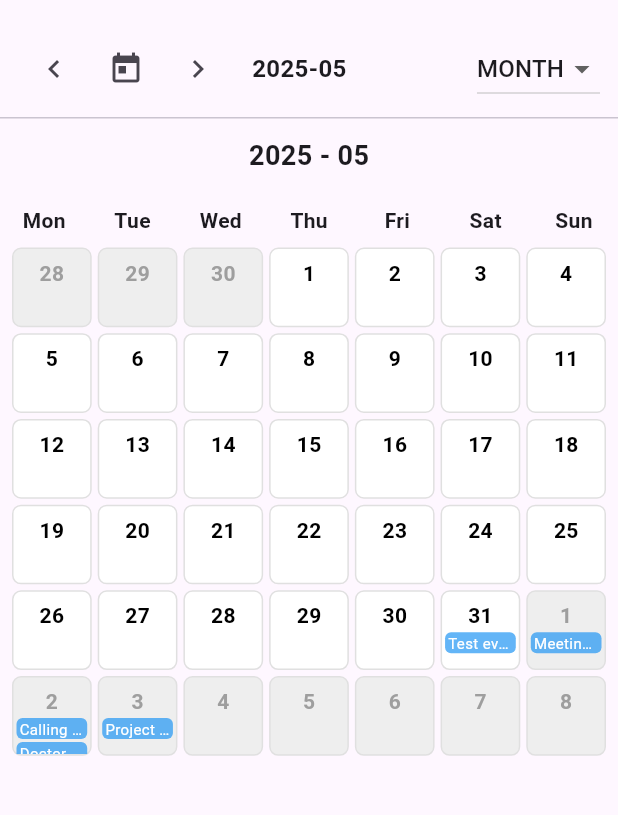
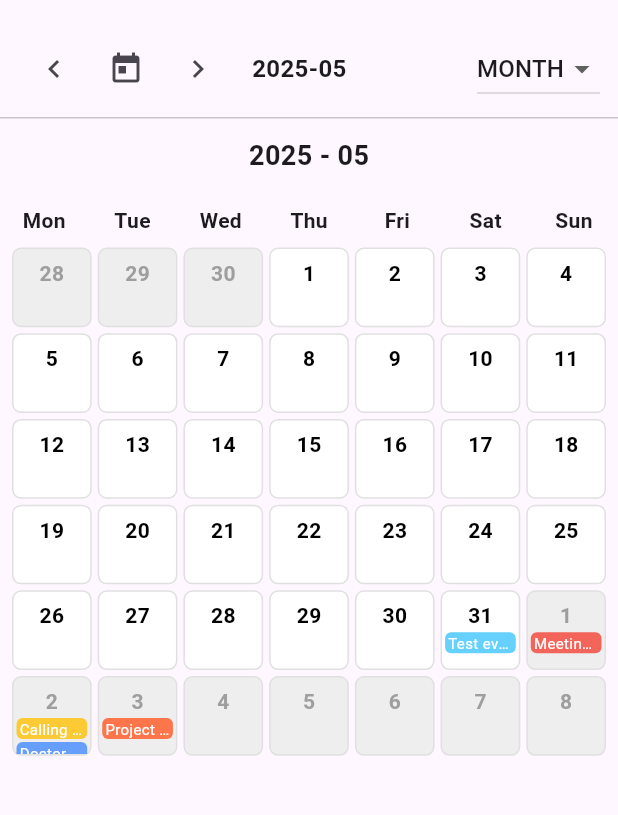
Before and after one commit to BimKi1604/multi_view_calendar, a Flutter app: the screen it shows after launch, on a phone screen of 412 x 824 dp, the part 63-878 px from its top. Run offline on Flutter 3.47's test engine with Material 3 defaults, Android fonts, the phone set to English and light mode, and no system bars.

Commit message:
add color weekday

```diff
--- a/lib/main.dart
+++ b/lib/main.dart
@@ -32,30 +32,35 @@ class CalendarDemoPage extends StatelessWidget {
       CalendarEvent(
         id: "2",
         title: 'Meeting with team',
+        color: Colors.red,
         start: DateTime(now.year, now.month, now.day + 1, now.hour, 15),
         end: DateTime(now.year, now.month, now.day + 1, now.hour + 1, 15),
       ),
       CalendarEvent(
         id: "2.5",
         title: 'Calling with team',
+        color: Colors.amber,
         start: DateTime(now.year, now.month, now.day + 2, now.hour, 15),
         end: DateTime(now.year, now.month, now.day + 2, now.hour + 2, 15),
       ),
       CalendarEvent(
         id: "2",
         title: 'Doctor appointment',
+        color: Colors.blueAccent,
         start: DateTime(now.year, now.month, now.day + 2, now.hour, 15),
         end: DateTime(now.year, now.month, now.day + 2, now.hour + 1, 30),
       ),
       CalendarEvent(
         id: "3",
         title: 'Project deadline',
+        color: Colors.deepOrange,
         start: now.add(const Duration(days: 3, hours: 2)),
         end: now.add(const Duration(days: 3, hours: 4)),
       ),
       CalendarEvent(
         id: "4",
         title: 'Test event',
+        color: Colors.lightBlueAccent,
         start: DateTime(now.year, now.month, now.day, 9, 15),
         end: DateTime(now.year, now.month, now.day, 10, 30),
       ),
--- a/lib/src/models/calendar_event.dart
+++ b/lib/src/models/calendar_event.dart
@@ -1,20 +1,18 @@
+import 'package:flutter/material.dart';
+
 /// Model calendar events
 class CalendarEvent {
   final String id;
   final String title;
   final DateTime start;
   final DateTime end;
-  final String? description;
-  final String? location;
-  final int? color;
+  final Color? color;
 
   CalendarEvent({
     required this.id,
     required this.title,
     required this.start,
     required this.end,
-    this.description,
-    this.location,
     this.color,
   });
 }
--- a/lib/src/widget/month_week.dart
+++ b/lib/src/widget/month_week.dart
@@ -76,7 +76,7 @@ class MonthView extends StatelessWidget {
                               padding: const EdgeInsets.symmetric(horizontal: 2),
                               decoration: BoxDecoration(
                                 color: event.color != null
-                                    ? Color(event.color!).withOpacity(0.8)
+                                    ? event.color!.withOpacity(0.8)
                                     : Colors.blue.withOpacity(0.7),
                                 borderRadius: BorderRadius.circular(4),
                               ),
--- a/lib/src/widget/week_view.dart
+++ b/lib/src/widget/week_view.dart
@@ -111,10 +111,6 @@ class _WeekViewState extends State<WeekView> {
                           child: Row(
                             children: days.map((day) {
                               final dayEvents = widget.events.where((e) => isSameDay(e.start, day)).toList();
-                              // print('Events count: ${widget.events.length}');
-                              // for (var e in widget.events) {
-                              //   print('${e.title}: ${e.start} - ${e.end}');
-                              // }
                               return RepaintBoundary(
                                 child: SizedBox(
                                   width: DataApp.widthEvent,
```
Also changed, not shown: lib/src/utils/color_utils.dart (added, +25 -0 lines), lib/src/utils/show_utils.dart (+17 -13 lines), lib/src/widget/day_view_event_tile.dart (+18 -9 lines).
